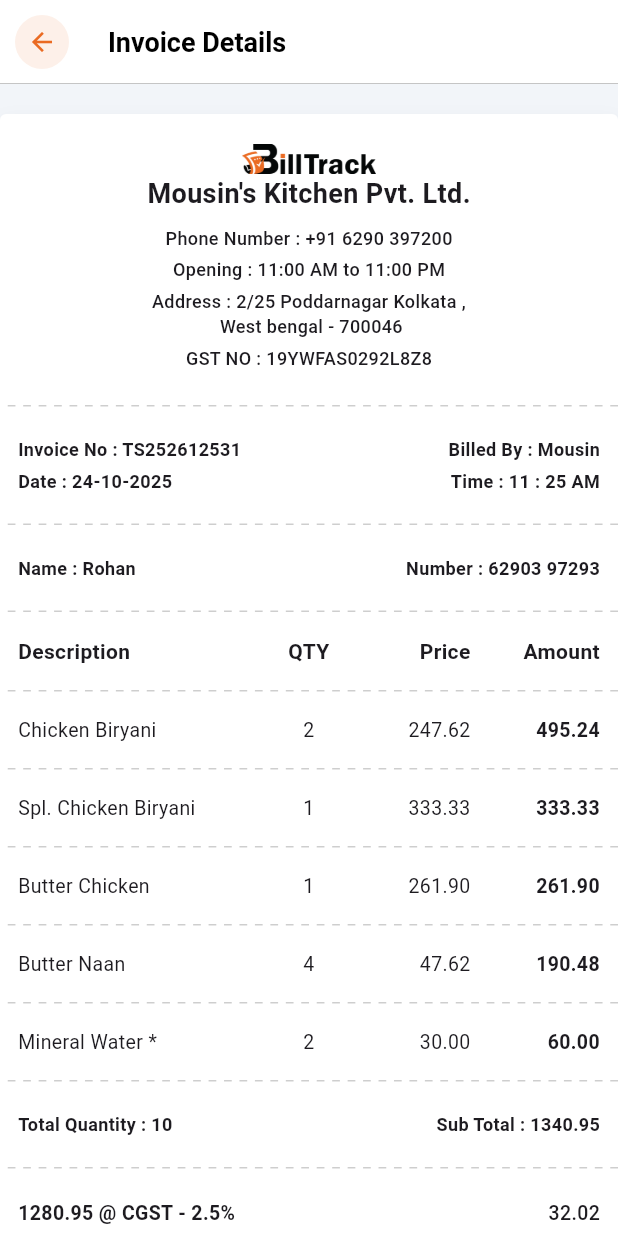
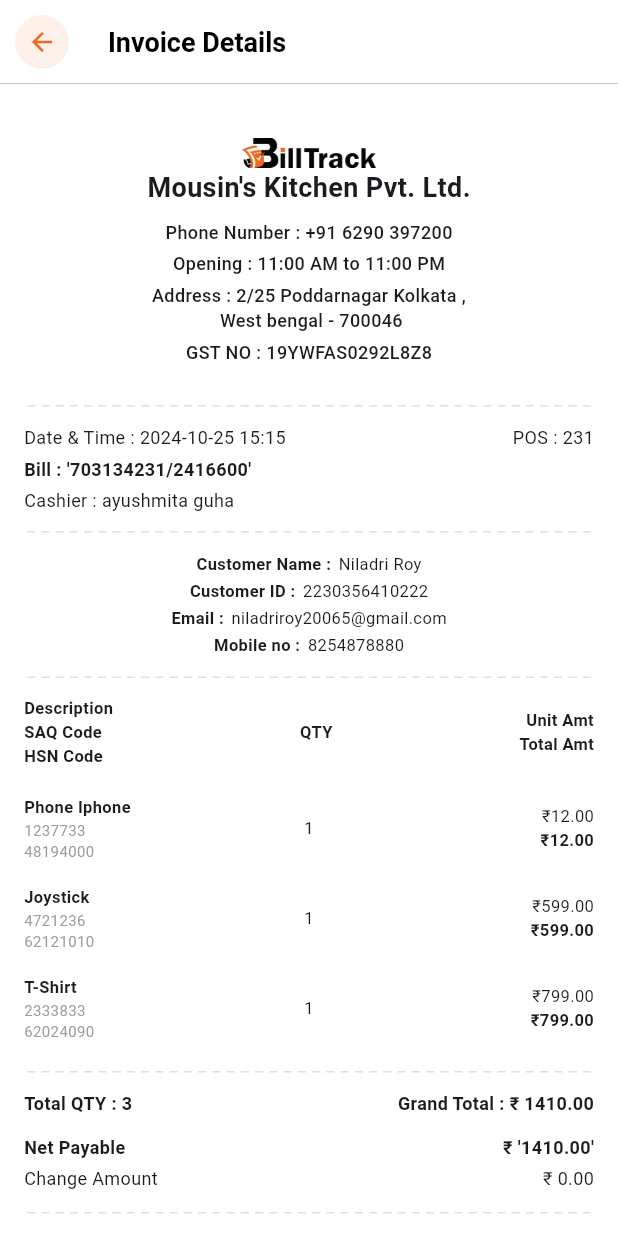
Before and after one commit to niladri-turain/billtrack-app, a Flutter app: the InvoiceViewScreen screen opened directly, on a phone screen of 412 x 824 dp. Run offline on Flutter 3.47's test engine with Material 3 defaults, Android fonts, the phone set to English and light mode, and no system bars; our stand-ins replace flutter_svg.

Commit message:
design invoice details page

```diff
--- a/lib/features/home/widgets/invoice_list_tile.dart
+++ b/lib/features/home/widgets/invoice_list_tile.dart
@@ -162,10 +162,7 @@
                       context,
                       MaterialPageRoute(
                         builder: (context) => InvoiceViewScreen(
-                          invoiceNo: widget.invoiceNo,
-                          date: widget.date,
-                          customerPhone: widget.phone,
-                          totalAmount: widget.amount,
+
                         ),
                       ),
                     );
--- a/lib/features/invoice/screen/invoice_screen.dart
+++ b/lib/features/invoice/screen/invoice_screen.dart
@@ -268,7 +268,7 @@
                 itemBuilder: (context, index) {
                   return const InvoiceListTile(
                     invoiceNo: 'TS252612531',
-                    phone: '6290397298',
+                    phone: '8240988880',
                     date: '16-10-2025 16:54',
                     amount: '250.00',
                     status: 'Paid',
--- a/lib/features/invoice/screen/invoice_view.dart
+++ b/lib/features/invoice/screen/invoice_view.dart
@@ -1,46 +1,26 @@
-import 'package:billtrack/core/constant/app_pngs.dart';
 import 'package:billtrack/widgets/custom_app_bar.dart';
 import 'package:flutter/material.dart';
 
+import '../../../core/constant/app_pngs.dart';
+
 class InvoiceViewScreen extends StatelessWidget {
-  final String? invoiceNo;
-  final String? date;
-  final String? customerName;
-  final String? customerPhone;
-  final String? totalAmount;
+
 
   const InvoiceViewScreen({
     super.key,
-    this.invoiceNo,
-    this.date,
-    this.customerName,
-    this.customerPhone,
-    this.totalAmount,
+
   });
 
   @override
   Widget build(BuildContext context) {
     return Scaffold(
-      backgroundColor: const Color(0xFFF2F5F9),
-      appBar: const CustomAppBar(title: 'Invoice Details', isInvoiceDetails: true, ),
+      backgroundColor: Colors.white,
+      appBar: const CustomAppBar(title: 'Invoice Details', isInvoiceDetails: true),
       body: SingleChildScrollView(
+        padding: const EdgeInsets.all(16.0),
         child: Column(
           children: [
-            const SizedBox(height: 20,),
-            Container(
-              decoration: BoxDecoration(
-                color: Colors.white,
-                borderRadius: BorderRadius.circular(4),
-                boxShadow: [
-                  BoxShadow(
-                    color: Colors.black.withOpacity(0.05),
-                    blurRadius: 10,
-                    offset: const Offset(0, 5),
-                  ),
-                ],
-              ),
-              child: Column(
-                children: [
+            // Decathlon Header
             const SizedBox(height: 20),
 
             Image.asset(AppImagesPng.billTrackLogo, height: 20, errorBuilder: (context, error, stackTrace) => const Icon(Icons.receipt_long, size: 20)),
@@ -62,154 +42,177 @@
             const Text("GST NO : 19YWFAS0292L8Z8", style: TextStyle(fontSize: 12, fontWeight: FontWeight.w500)),
 
             const SizedBox(height: 15),
-                  _buildDottedDivider(),
 
-                  // Invoice Info
-                  Padding(
-                    padding: const EdgeInsets.all(12.0),
-                    child: Column(
+            _buildDashedDivider(),
+
+            // Bill Information Section
+            const Column(
+              crossAxisAlignment: CrossAxisAlignment.start,
               children: [
-                        _buildInfoRow("Invoice No : ${invoiceNo ?? 'TS252612531'}", "Billed By : Mousin"),
-                        const SizedBox(height: 4),
-                        _buildInfoRow("Date : ${date?.split(' ').first ?? '24-10-2025'}", "Time : ${date?.contains(' ') == true ? date!.split(' ').last : '11 : 25 AM'}"),
+                Row(
+                  mainAxisAlignment: MainAxisAlignment.spaceBetween,
+                  children: [
+                    Text("Date & Time : ${'2024-10-25 15:15'}", style: TextStyle(fontSize: 12)),
+                    Text("POS : 231", style: TextStyle(fontSize: 12)),
                   ],
                 ),
+                SizedBox(height: 4),
+                Text("Bill : '703134231/2416600'", style: TextStyle(fontSize: 12, fontWeight: FontWeight.bold)),
+                SizedBox(height: 4),
+                Text("Cashier : ayushmita guha", style: TextStyle(fontSize: 12)),
+              ],
             ),
 
-                  _buildDottedDivider(),
+            _buildDashedDivider(),
 
-                  // Customer Info
-                  Padding(
-                    padding: const EdgeInsets.all(12.0),
-                    child: _buildInfoRow("Name : ${customerName ?? 'Rohan'}", "Number : ${customerPhone ?? '62903 97293'}"),
+            // Customer Details (Right Aligned)
+            const Column(
+
+              children: [
+                Align(child: _RightInfoRow(label: "Customer Name :", value:  "Niladri Roy")),
+                _RightInfoRow(label: "Customer ID :", value: "2230356410222"),
+                _RightInfoRow(label: "Email :", value: "niladriroy20065@gmail.com"),
+                _RightInfoRow(label: "Mobile no :", value: "8254878880"),
+              ],
             ),
 
-                  _buildDottedDivider(),
+            _buildDashedDivider(),
 
-                  // Table Header
-                  const Padding(
-                    padding: EdgeInsets.symmetric(horizontal: 12, vertical: 8),
-                    child: Row(
+            // Items Table Section
+            Column(
               children: [
-                        Expanded(flex: 4, child: Text("Description", style: TextStyle(fontWeight: FontWeight.bold))),
-                        Expanded(flex: 1, child: Text("QTY", textAlign: TextAlign.center, style: TextStyle(fontWeight: FontWeight.bold))),
-                        Expanded(flex: 2, child: Text("Price", textAlign: TextAlign.right, style: TextStyle(fontWeight: FontWeight.bold))),
-                        Expanded(flex: 2, child: Text("Amount", textAlign: TextAlign.right, style: TextStyle(fontWeight: FontWeight.bold))),
+                const Row(
+                    mainAxisAlignment: MainAxisAlignment.spaceBetween,
+                  children: [
+                    Text("Description\nSAQ Code\nHSN Code", style: TextStyle(fontWeight: FontWeight.bold, fontSize: 11)),
+                    Text("QTY", textAlign: TextAlign.center, style: TextStyle(fontWeight: FontWeight.bold, fontSize: 11)),
+                    Text("Unit Amt\nTotal Amt", textAlign: TextAlign.right, style: TextStyle(fontWeight: FontWeight.bold, fontSize: 11)),
                   ],
                 ),
+                const SizedBox(height: 10),
+                _buildItemRow("Phone Iphone", "1237733", "48194000", "1", "12.00", "12.00"),
+                _buildItemRow("Joystick", "4721236", "62121010", "1", "599.00", "599.00"),
+                _buildItemRow("T-Shirt", "2333833", "62024090", "1", "799.00", "799.00"),
+              ],
             ),
 
-                  _buildDottedDivider(),
+            _buildDashedDivider(),
 
-                  // Items List (Static Data based on your image)
-                  _buildItemRow("Chicken Biryani", "2", "247.62", "495.24"),
-                  _buildDottedDivider(),
-                  _buildItemRow("Spl. Chicken Biryani", "1", "333.33", "333.33"),
-                  _buildDottedDivider(),
-                  _buildItemRow("Butter Chicken", "1", "261.90", "261.90"),
-                  _buildDottedDivider(),
-                  _buildItemRow("Butter Naan", "4", "47.62", "190.48"),
-                  _buildDottedDivider(),
-                  _buildItemRow("Mineral Water *", "2", "30.00", "60.00"),
-
-                  _buildDottedDivider(),
-
-                  // Sub-total
-                  Padding(
-                    padding: const EdgeInsets.all(12.0),
-                    child: _buildInfoRow("Total Quantity : 10", "Sub Total : 1340.95"),
+            // Totals Section
+            Column(
+              children: [
+                const Row(
+                  mainAxisAlignment: MainAxisAlignment.spaceBetween,
+                  children: [
+                    Text("Total QTY : 3", style: TextStyle(fontSize: 12, fontWeight: FontWeight.bold)),
+                    Text("Grand Total : ₹ ${ '1410.00'}", style: TextStyle(fontSize: 12, fontWeight: FontWeight.bold)),
+                  ],
+                ),
+                const SizedBox(height: 10),
+                _buildAmountRow("Net Payable", "₹ '1410.00'", isBold: true),
+                _buildAmountRow("Change Amount", "₹ 0.00"),
+              ],
             ),
 
-                  _buildDottedDivider(),
+            _buildDashedDivider(),
 
-                  // Taxes
-                  Padding(
-                    padding: const EdgeInsets.all(12.0),
-                    child: Column(
+            // Payment Mode Section
+
+
+
+            // Tax Information Section
+            Column(
+              crossAxisAlignment: CrossAxisAlignment.start,
               children: [
-                        _buildTaxRow("1280.95 @ CGST - 2.5%", "32.02"),
-                        _buildTaxRow("1280.95 @ SGST - 2.5%", "32.02"),
-                        _buildTaxRow("Round Off", "0.01"),
+                const Text("Tax Information", style: TextStyle(fontWeight: FontWeight.bold, fontSize: 14)),
+                const SizedBox(height: 5),
+                _buildAmountRow("Taxable Amount", "₹  1194.92", isBold: true),
+                _buildAmountRow("CGST (9.00%)", "₹ 107.54"),
+                _buildAmountRow("SGST (9.00%)", "₹ 107.54"),
+                const Divider(),
+                _buildAmountRow("Total Tax", "₹ 215.08", isBold: true),
               ],
             ),
+
+            _buildDashedDivider(),
+
+            // Footer Section
+            const Column(
+              children: [
+                Text("Decathlon Sports India Pvt Ltd", style: TextStyle(fontWeight: FontWeight.bold, fontSize: 13)),
+                SizedBox(height: 5),
+                Text(
+                  "Address: Survey No.78/10 A20 Chikkajala Village, Bellary Road, Bangalore, Karnataka, 562157",
+                  textAlign: TextAlign.center,
+                  style: TextStyle(fontSize: 10),
+                ),
+                Text("CIN No: U72200KA2004PTC033858", style: TextStyle(fontSize: 10)),
+                Text("Fax: 08033487111", style: TextStyle(fontSize: 10)),
+              ],
             ),
 
-                  _buildDottedDivider(),
-
-                  // Final Total
-                  Padding(
-                    padding: const EdgeInsets.all(12.0),
-                    child: Row(
-                      mainAxisAlignment: MainAxisAlignment.spaceBetween,
-                      children: [
-                        const Text("Payment : Cash", style: TextStyle(fontWeight: FontWeight.w800, fontSize: 14)),
-                        Text("Total Amount : ${totalAmount ?? '1405.00'}", style: const TextStyle(fontWeight: FontWeight.w800, fontSize: 14)),
-                      ],
-                    ),
-                  ),
-
-
-                  _buildDottedDivider(),
-                  const Text("Thank You & Visit Again", style: TextStyle(fontStyle: FontStyle.italic, fontWeight: FontWeight.w500)),
-                  const SizedBox(height: 30),
-                ],
-              ),
-            ),
-            const SizedBox(height: 30),
+            const SizedBox(height: 20),
           ],
         ),
       ),
     );
   }
 
-
-  Widget _buildInfoRow(String left, String right) {
-    return Row(
-      mainAxisAlignment: MainAxisAlignment.spaceBetween,
-      children: [
-        Text(left, style: const TextStyle(fontSize: 12, fontWeight: FontWeight.w600)),
-        Text(right, style: const TextStyle(fontSize: 12, fontWeight: FontWeight.w600)),
-      ],
-    );
-  }
-
-  Widget _buildTaxRow(String label, String value) {
+  Widget _buildItemRow(String desc, String code, String hsn, String qty, String unit, String total) {
     return Padding(
-      padding: const EdgeInsets.only(bottom: 4),
+      padding: const EdgeInsets.symmetric(vertical: 8.0),
       child: Row(
         mainAxisAlignment: MainAxisAlignment.spaceBetween,
         children: [
-          Text(label, style: const TextStyle(fontSize: 13, fontWeight: FontWeight.bold)),
-          Text(value, style: const TextStyle(fontSize: 13, fontWeight: FontWeight.w500)),
+          Expanded(
+            child: Column(
+              crossAxisAlignment: CrossAxisAlignment.start,
+              children: [
+                Text(desc, style: const TextStyle(fontSize: 11, fontWeight: FontWeight.w600)),
+                Text(code, style: const TextStyle(fontSize: 10, color: Colors.grey)),
+                Text(hsn, style: const TextStyle(fontSize: 10, color: Colors.grey)),
+              ],
+            ),
+          ),
+          Expanded(child: Text(qty, textAlign: TextAlign.center, style: const TextStyle(fontSize: 11))),
+          Expanded(
+            child: Column(
+              crossAxisAlignment: CrossAxisAlignment.end,
+              children: [
+                Text("₹$unit", style: const TextStyle(fontSize: 11)),
+                Text("₹$total", style: const TextStyle(fontSize: 11, fontWeight: FontWeight.bold)),
+              ],
+            ),
+          ),
         ],
       ),
     );
   }
 
-  Widget _buildItemRow(String desc, String qty, String price, String amount) {
+  Widget _buildAmountRow(String label, String value, {bool isBold = false}) {
     return Padding(
-      padding: const EdgeInsets.symmetric(horizontal: 12, vertical: 8),
+      padding: const EdgeInsets.symmetric(vertical: 2.0),
       child: Row(
+        mainAxisAlignment: MainAxisAlignment.spaceBetween,
         children: [
-          Expanded(flex: 4, child: Text(desc, style: const TextStyle(fontSize: 13))),
-          Expanded(flex: 1, child: Text(qty, textAlign: TextAlign.center, style: const TextStyle(fontSize: 13,fontWeight: FontWeight.w400))),
-          Expanded(flex: 2, child: Text(price, textAlign: TextAlign.right, style: const TextStyle(fontSize: 13,fontWeight: FontWeight.w400))),
-          Expanded(flex: 2, child: Text(amount, textAlign: TextAlign.right, style: const TextStyle(fontSize: 13, fontWeight: FontWeight.w700))),
+          Text(label, style: TextStyle(fontSize: 12, fontWeight: isBold ? FontWeight.bold : FontWeight.normal)),
+          Text(value, style: TextStyle(fontSize: 12, fontWeight: isBold ? FontWeight.bold : FontWeight.normal)),
         ],
       ),
     );
   }
 
-  Widget _buildDottedDivider() {
+  Widget _buildDashedDivider() {
     return Padding(
-      padding: const EdgeInsets.symmetric(vertical: 8.0),
+      padding: const EdgeInsets.symmetric(vertical: 12.0),
       child: Row(
         children: List.generate(
-          80,
+          40,
           (index) => Expanded(
             child: Container(
-              color: index % 2 == 0 ? Colors.transparent : Colors.grey.withOpacity(0.5),
+              margin: const EdgeInsets.symmetric(horizontal: 2),
               height: 1,
+              color: Colors.grey.shade300,
             ),
           ),
         ),
@@ -217,3 +220,45 @@
     );
   }
 }
+
+class _InfoRow extends StatelessWidget {
+  final String label;
+  final String value;
+  const _InfoRow({required this.label, required this.value});
+
+  @override
+  Widget build(BuildContext context) {
+    return Padding(
+      padding: const EdgeInsets.symmetric(vertical: 2.0),
+      child: Row(
+        crossAxisAlignment: CrossAxisAlignment.start,
+        children: [
+          Text(label, style: const TextStyle(fontWeight: FontWeight.bold, fontSize: 11)),
+          const SizedBox(width: 5),
+          Expanded(child: Text(value, style: const TextStyle(fontSize: 11))),
+        ],
+      ),
+    );
+  }
+}
+
+class _RightInfoRow extends StatelessWidget {
+  final String label;
+  final String value;
+  const _RightInfoRow({required this.label, required this.value});
+
+  @override
+  Widget build(BuildContext context) {
+    return Padding(
+      padding: const EdgeInsets.symmetric(vertical: 1.0),
+      child: Row(
+       mainAxisAlignment: MainAxisAlignment.center,
+        children: [
+          Text(label, style: const TextStyle(fontWeight: FontWeight.bold, fontSize: 11)),
+          const SizedBox(width: 5),
+          Text(value, style: const TextStyle(fontSize: 11)),
+        ],
+      ),
+    );
+  }
+}
```
Lines whose indentation alone changed are shown as unchanged.
